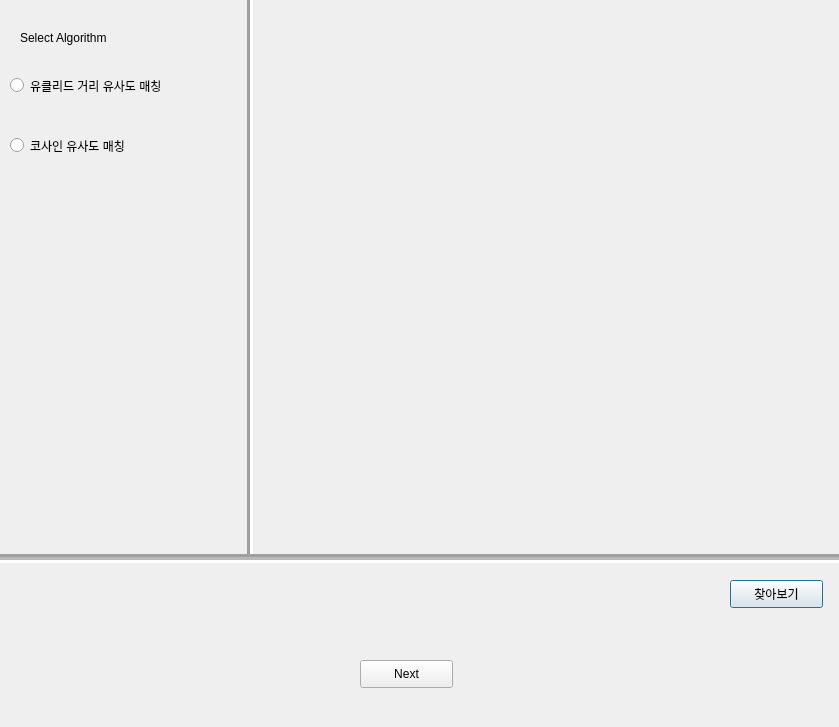
First picture: the form in main.ui, repository OSS-2021-team3/Drawing-Trade, before the edit.
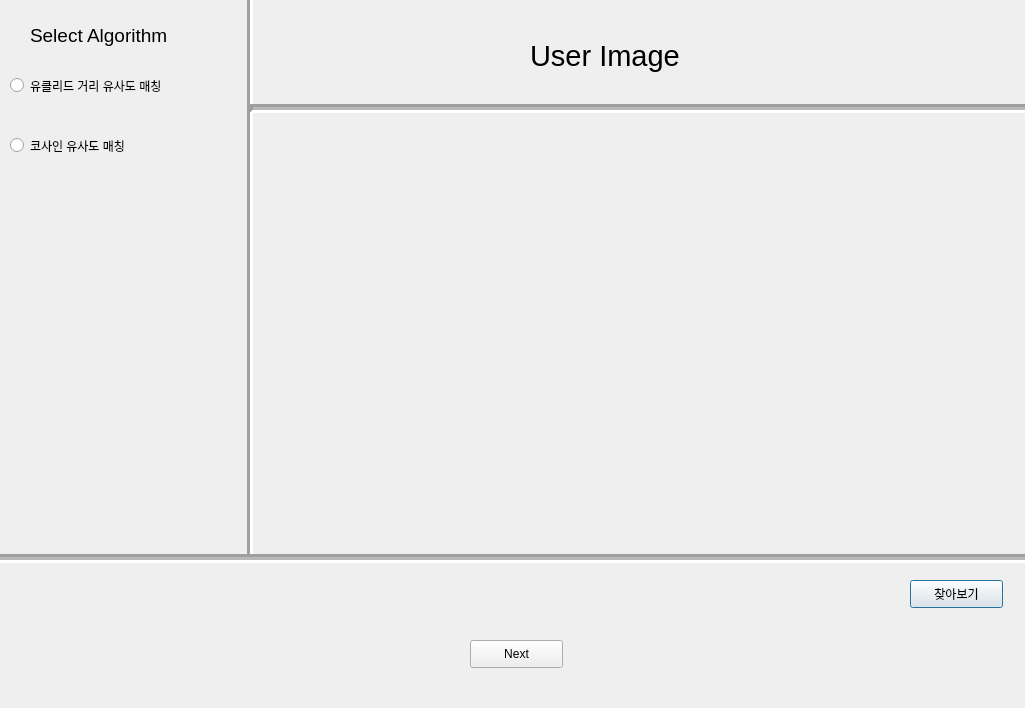
Second picture: the form after the edit.

```diff
--- a/main.ui
+++ b/main.ui
@@ -6,8 +6,8 @@
    <rect>
     <x>0</x>
     <y>0</y>
-    <width>839</width>
-    <height>727</height>
+    <width>1025</width>
+    <height>708</height>
    </rect>
   </property>
   <property name="windowTitle">
@@ -16,12 +16,18 @@
   <widget class="QLabel" name="label">
    <property name="geometry">
     <rect>
-     <x>20</x>
-     <y>30</y>
-     <width>121</width>
-     <height>16</height>
+     <x>30</x>
+     <y>20</y>
+     <width>181</width>
+     <height>31</height>
     </rect>
    </property>
+   <property name="font">
+    <font>
+     <family>Arial</family>
+     <pointsize>14</pointsize>
+    </font>
+   </property>
    <property name="text">
     <string>Select Algorithm</string>
    </property>
@@ -73,7 +79,7 @@
     <rect>
      <x>-20</x>
      <y>550</y>
-     <width>881</width>
+     <width>1051</width>
      <height>16</height>
     </rect>
    </property>
@@ -90,7 +96,7 @@
   <widget class="QPushButton" name="search">
    <property name="geometry">
     <rect>
-     <x>730</x>
+     <x>910</x>
      <y>580</y>
      <width>93</width>
      <height>28</height>
@@ -103,8 +109,8 @@
   <widget class="QPushButton" name="nextButton">
    <property name="geometry">
     <rect>
-     <x>360</x>
-     <y>660</y>
+     <x>470</x>
+     <y>640</y>
      <width>93</width>
      <height>28</height>
     </rect>
@@ -116,8 +122,8 @@
   <widget class="QLabel" name="img">
    <property name="geometry">
     <rect>
-     <x>280</x>
-     <y>20</y>
+     <x>440</x>
+     <y>130</y>
      <width>541</width>
      <height>411</height>
     </rect>
@@ -126,6 +132,46 @@
     <string/>
    </property>
   </widget>
+  <widget class="Line" name="line_3">
+   <property name="geometry">
+    <rect>
+     <x>250</x>
+     <y>100</y>
+     <width>881</width>
+     <height>16</height>
+    </rect>
+   </property>
+   <property name="lineWidth">
+    <number>3</number>
+   </property>
+   <property name="midLineWidth">
+    <number>3</number>
+   </property>
+   <property name="orientation">
+    <enum>Qt::Horizontal</enum>
+   </property>
+  </widget>
+  <widget class="QLabel" name="label_2">
+   <property name="geometry">
+    <rect>
+     <x>530</x>
+     <y>30</y>
+     <width>451</width>
+     <height>51</height>
+    </rect>
+   </property>
+   <property name="font">
+    <font>
+     <family>Arial</family>
+     <pointsize>22</pointsize>
+     <weight>50</weight>
+     <bold>false</bold>
+    </font>
+   </property>
+   <property name="text">
+    <string>User Image</string>
+   </property>
+  </widget>
  </widget>
  <resources/>
  <connections/>
```
